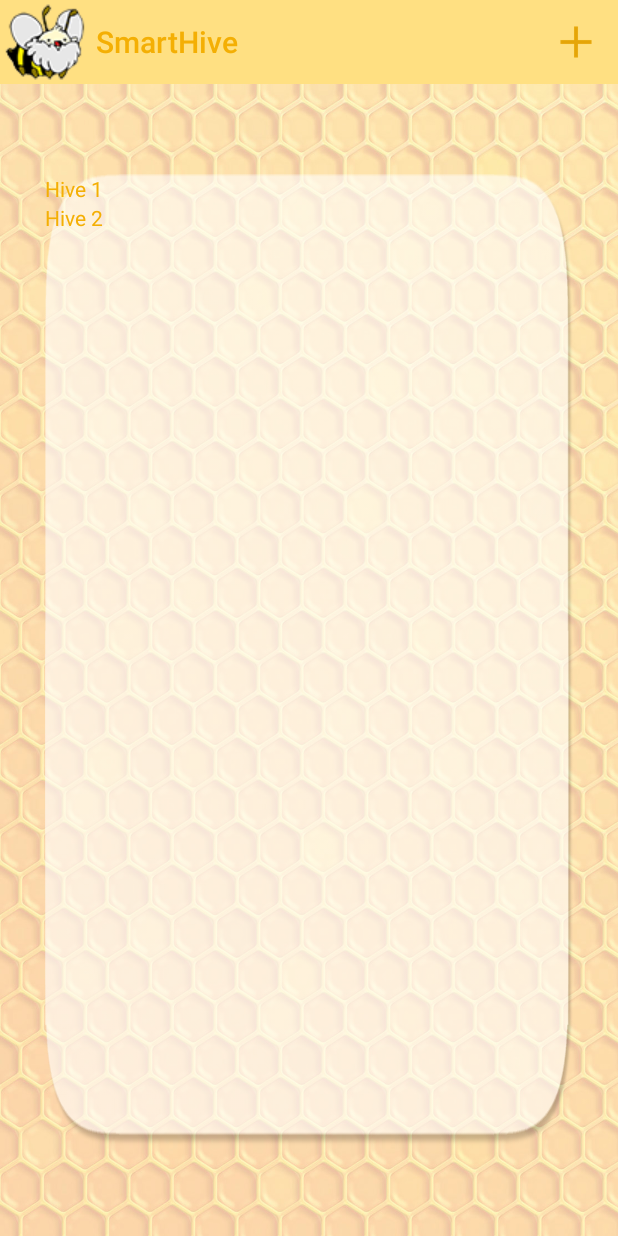
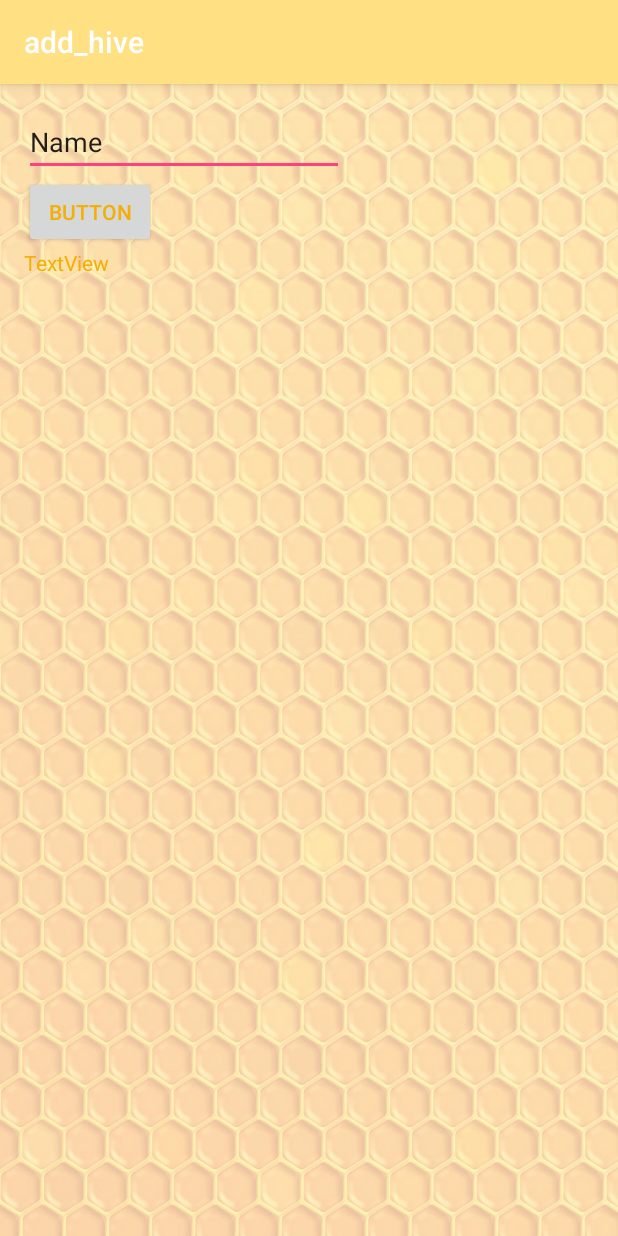
Before and after one commit to pwestman/SmartHive, an Android app: the MainActivity screen opened directly, with no data from a screen before it, after a tap on "Add Hive", on a phone screen of 412 x 824 dp. Run offline under Robolectric (Android 15) with nearby library versions, the phone set to English and light mode, and no system bars; our stand-ins replace Firebase (no records; nobody signed in at launch, a user with empty details on screens opened directly).

Commit message:
Several changes and additions. - Added onClick handler to the add_hive button in the main activity toolbar. - Added GPS display on TextView for debugging purposes. - AddHive now uploads to the Firebase DB, but does not index correctly and date is stored incorrectly. - drawHive method in MainActivity now programmatically adds hive graphical representations to the main_activity.

```diff
--- a/smartHive/src/main/AndroidManifest.xml
+++ b/smartHive/src/main/AndroidManifest.xml
@@ -2,6 +2,7 @@
 <manifest xmlns:android="http://schemas.android.com/apk/res/android"
     package="nottoobee.toobee.smarthive">
 
+    <uses-permission-sdk-23 android:name="android.permission.ACCESS_FINE_LOCATION" />
     <uses-permission android:name="android.permission.ACCESS_FINE_LOCATION" />
     <uses-feature android:name="android.hardware.location.gps" />
 
--- a/smartHive/src/main/java/nottoobee/toobee/smarthive/MainActivity.java
+++ b/smartHive/src/main/java/nottoobee/toobee/smarthive/MainActivity.java
@@ -5,6 +5,10 @@
 package nottoobee.toobee.smarthive;
 
 import android.content.Intent;
+import android.graphics.Bitmap;
+import android.graphics.Canvas;
+import android.graphics.ColorFilter;
+import android.graphics.drawable.Drawable;
 import android.hardware.SensorManager;
 import android.os.Bundle;
 import android.support.v7.app.ActionBar;
@@ -13,10 +17,13 @@ import android.support.v7.widget.Toolbar;
 import android.text.Layout;
 import android.view.Display;
 import android.view.Menu;
+import android.view.MenuItem;
 import android.view.View;
 import android.widget.AdapterView;
 import android.widget.ArrayAdapter;
 import android.widget.GridLayout;
+import android.widget.ImageView;
+import android.widget.LinearLayout;
 import android.widget.ListAdapter;
 import android.widget.ListView;
 import android.widget.TextView;
@@ -25,6 +32,7 @@ import com.google.firebase.auth.FirebaseAuth;
 import com.google.firebase.auth.FirebaseUser;
 import com.google.firebase.database.DatabaseReference;
 import com.google.firebase.database.FirebaseDatabase;
+
 
 public class MainActivity extends AppCompatActivity {
 
@@ -58,7 +66,7 @@ public class MainActivity extends AppCompatActivity {
 
         addDrawerItems();
 
-        // TODO: Remove these once the placement of hive graphics on GridLayout is working.
+        // TODO: Remove these once the placement of hive graphics once the GridLayout is working.
         drawHive(new Hive("Hive 1", "gps coordinates"), (GridLayout)findViewById(R.id.hive_display));
         drawHive(new Hive("Hive 2", "gps coordinates"), (GridLayout)findViewById(R.id.hive_display));
 
@@ -117,9 +125,18 @@ public class MainActivity extends AppCompatActivity {
      */
     private void drawHive(Hive hive, GridLayout layout) {
         // TODO: Pretty this up to make it look like the mockup.
+        LinearLayout ln = new LinearLayout(this);
+        layout.addView(ln);
         TextView tv = new TextView(this);
         tv.setHint("hive_name_" + numHives++);
         tv.setText(hive.getName());
-        layout.addView(tv);
+        ln.addView(tv);
+        ImageView iv = new ImageView(this);
+        iv.setImageResource(R.drawable.hive);
+        ln.addView(iv);
+    }
+
+    public void newHive(MenuItem item) {
+        startActivity(new Intent(this, AddHive.class));
     }
 }
--- a/smartHive/src/main/res/layout/content_add_hive.xml
+++ b/smartHive/src/main/res/layout/content_add_hive.xml
@@ -1,10 +1,11 @@
 <?xml version="1.0" encoding="utf-8"?>
-<RelativeLayout xmlns:android="http://schemas.android.com/apk/res/android"
+<LinearLayout xmlns:android="http://schemas.android.com/apk/res/android"
     xmlns:app="http://schemas.android.com/apk/res-auto"
     xmlns:tools="http://schemas.android.com/tools"
     android:id="@+id/content_add_hive"
     android:layout_width="match_parent"
     android:layout_height="match_parent"
+    android:orientation="vertical"
     android:paddingBottom="@dimen/activity_vertical_margin"
     android:paddingLeft="@dimen/activity_horizontal_margin"
     android:paddingRight="@dimen/activity_horizontal_margin"
@@ -20,4 +21,17 @@
         android:text="Name"
         android:ems="10"
         android:id="@+id/add_hive_name" />
-</RelativeLayout>
+
+    <Button
+        android:text="Button"
+        android:layout_width="wrap_content"
+        android:layout_height="wrap_content"
+        android:onClick="addHive"
+        android:id="@+id/add_hive_button" />
+
+    <TextView
+        android:text="TextView"
+        android:layout_width="match_parent"
+        android:layout_height="wrap_content"
+        android:id="@+id/textView19" />
+</LinearLayout>
--- a/smartHive/src/main/res/menu/bee_menu.xml
+++ b/smartHive/src/main/res/menu/bee_menu.xml
@@ -9,6 +9,7 @@
         app:showAsAction="always"
         android:icon="@drawable/add_hive"
         android:orderInCategory="2"
+        android:onClick="newHive"
         android:title="@string/add_hive" />
 
 </menu>
```
Also changed, not shown: smartHive/src/main/java/nottoobee/toobee/smarthive/AddHive.java (+23 -3 lines).
